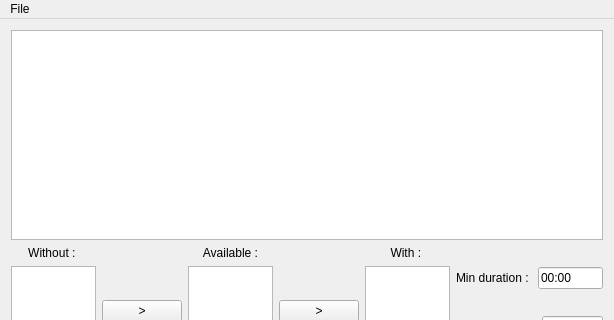
Old version of the form mainwindow.ui in the repository AdrienPensart/MusicManiac; both pictures show x 0 to 614 and y 0 to 320 of the 614 by 469 pixel window.
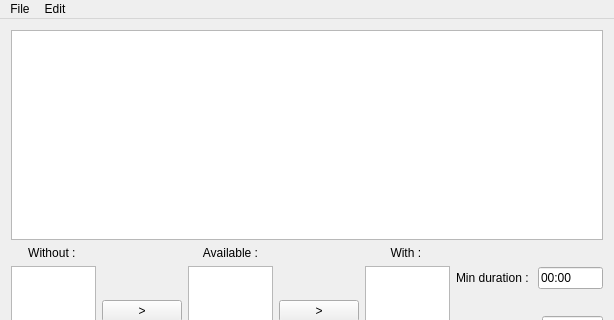
New version of the form. Icons and pictures are not drawn.

What changed in the file:
```diff
--- a/mainwindow.ui
+++ b/mainwindow.ui
@@ -243,7 +243,14 @@
     <addaction name="actionOpen_Folder"/>
     <addaction name="actionRegen_UUID"/>
    </widget>
+   <widget class="QMenu" name="menuEdit">
+    <property name="title">
+     <string>Edit</string>
+    </property>
+    <addaction name="actionAnd_support"/>
+   </widget>
    <addaction name="menuFile"/>
+   <addaction name="menuEdit"/>
   </widget>
   <action name="actionOpen_Folder">
    <property name="text">
```
Left out of the diff: 8 changed lines with no effect on the pictures.
